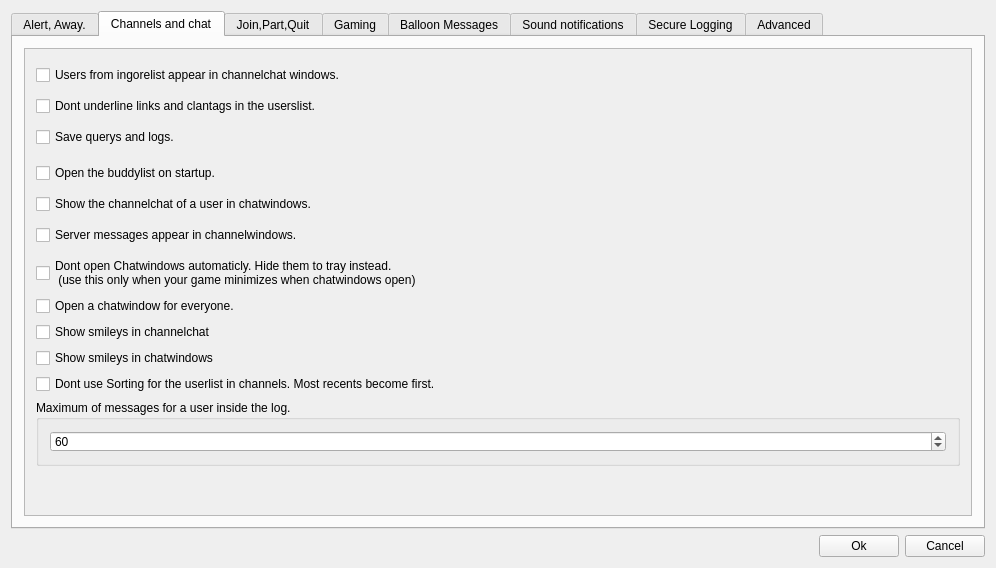
Before: the Qt Designer form trunk/src/wormnet/settingswindow.ui in svn2github/twsoldunsupported, drawn with Qt 5.
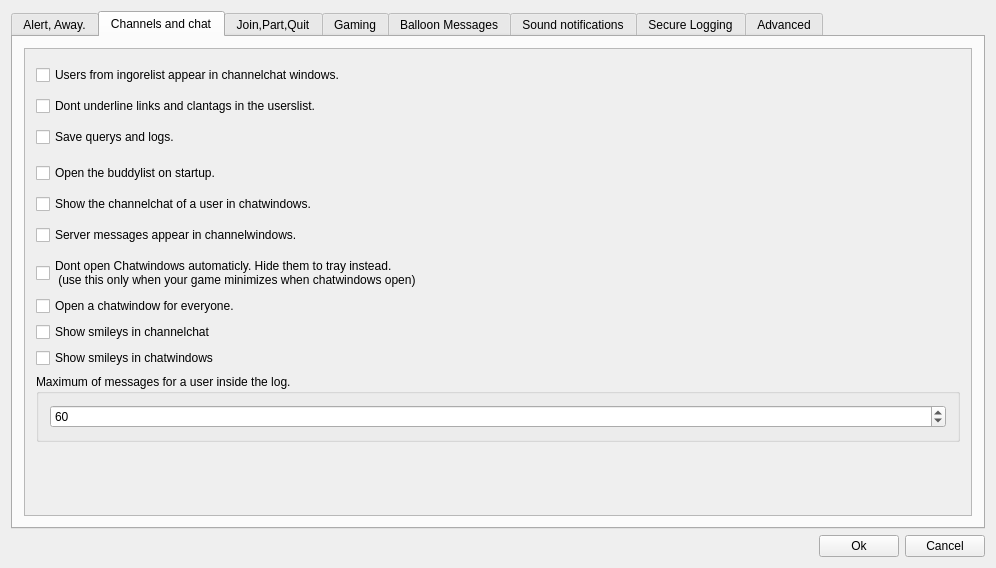
After: the same form once the commit is applied.

```diff
--- a/trunk/src/wormnet/settingswindow.ui
+++ b/trunk/src/wormnet/settingswindow.ui
@@ -340,13 +340,6 @@
                  </property>
                 </widget>
                </item>
-               <item>
-                <widget class="QCheckBox" name="cbdontsortinchannels">
-                 <property name="text">
-                  <string>Dont use Sorting for the userlist in channels. Most recents become first.</string>
-                 </property>
-                </widget>
-               </item>
                <item>
                 <widget class="QGroupBox" name="groupBox_18">
                  <property name="minimumSize">
```
Left out of the diff: 4 changed lines with no effect on the pictures.
